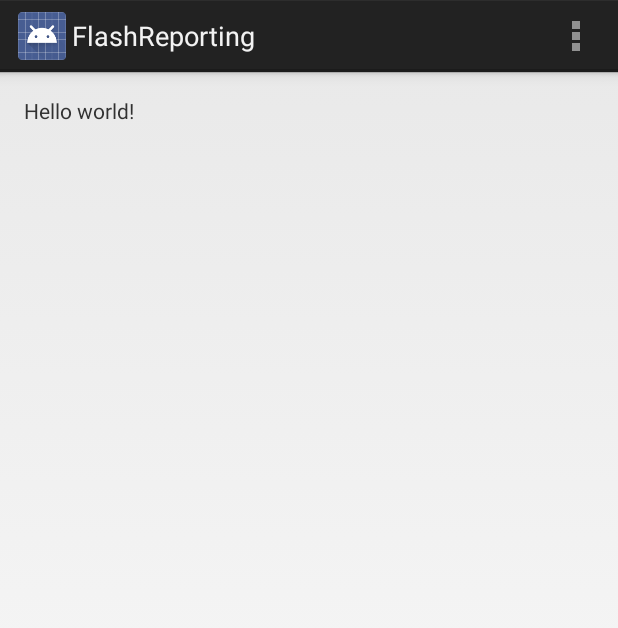
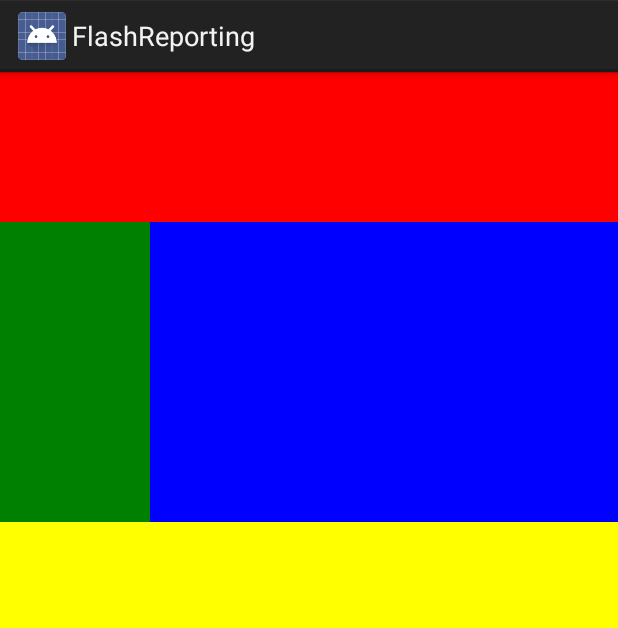
Before and after one commit to ChuckBolin/FlashReporting, an Android app: the screen it shows after launch (MainActivity), on a phone screen of 412 x 824 dp. Shown: the top 628 px of the screen. Run offline under Robolectric (Android 15) with nearby library versions, the phone set to English and light mode, and no system bars.

Commit message:
Main activity contains four fragments.

```diff
--- a/app/src/main/java/com/mush4brain/flashreporting/MainActivity.java
+++ b/app/src/main/java/com/mush4brain/flashreporting/MainActivity.java
@@ -1,36 +1,108 @@
 package com.mush4brain.flashreporting;
 
 import android.app.Activity;
+import android.app.Fragment;
+import android.app.FragmentTransaction;
+import android.content.pm.ActivityInfo;
 import android.os.Bundle;
-import android.view.Menu;
-import android.view.MenuItem;
+import android.view.LayoutInflater;
+import android.view.View;
+import android.view.ViewGroup;
 
 
 public class MainActivity extends Activity {
+  private String TAG = "MainActivity";
+  FragmentTransaction ft = null;
+  FragTop fragTop = new FragTop();
+  FragBottom fragBottom = new FragBottom();
+  FragLeft fragLeft = new FragLeft();
+  FragRight fragRight = new FragRight();
 
-    @Override
-    protected void onCreate(Bundle savedInstanceState) {
-        super.onCreate(savedInstanceState);
-        setContentView(R.layout.activity_main);
-    }
+  @Override
+  protected void onCreate(Bundle savedInstanceState) {
+    super.onCreate(savedInstanceState);
+    setContentView(R.layout.activity_main);
+
+    setRequestedOrientation(ActivityInfo.SCREEN_ORIENTATION_PORTRAIT);
 
 
-    @Override
-    public boolean onCreateOptionsMenu(Menu menu) {
-        // Inflate the menu; this adds items to the action bar if it is present.
-        getMenuInflater().inflate(R.menu.main, menu);
-        return true;
+    ft = getFragmentManager().beginTransaction();
+    ft.add(R.id.container_top, fragTop);
+    ft.add(R.id.container_left,  fragLeft);
+    ft.add(R.id.container_right, fragRight);
+    ft.add(R.id.container_bottom, fragBottom);
+    ft.commit();
+  }
+
+  //top fragment
+  public static class FragTop extends Fragment implements View.OnClickListener {
+    public FragTop() {
     }
 
     @Override
-    public boolean onOptionsItemSelected(MenuItem item) {
-        // Handle action bar item clicks here. The action bar will
-        // automatically handle clicks on the Home/Up button, so long
-        // as you specify a parent activity in AndroidManifest.xml.
-        int id = item.getItemId();
-        if (id == R.id.action_settings) {
-            return true;
-        }
-        return super.onOptionsItemSelected(item);
+    public View onCreateView(LayoutInflater inflater, ViewGroup container,
+                             Bundle savedInstanceState) {
+      View rootView = inflater
+              .inflate(R.layout.container_top, container, false);
+      return rootView;
     }
+
+    @Override
+    public void onClick(View v){
+    }
+  }
+
+  //bottom fragment
+  public static class FragBottom extends Fragment implements View.OnClickListener {
+    public FragBottom() {
+    }
+
+    @Override
+    public View onCreateView(LayoutInflater inflater, ViewGroup container,
+                             Bundle savedInstanceState) {
+      View rootView = inflater
+              .inflate(R.layout.container_bottom, container, false);
+      return rootView;
+    }
+
+    @Override
+    public void onClick(View v){
+    }
+  }
+
+  //left fragment
+  public static class FragLeft extends Fragment implements View.OnClickListener {
+    public FragLeft() {
+    }
+
+    @Override
+    public View onCreateView(LayoutInflater inflater, ViewGroup container,
+                             Bundle savedInstanceState) {
+      View rootView = inflater
+              .inflate(R.layout.container_left, container, false);
+      return rootView;
+    }
+
+    @Override
+    public void onClick(View v){
+    }
+  }
+
+  //right fragment
+  public static class FragRight extends Fragment implements View.OnClickListener {
+    public FragRight() {
+    }
+
+    @Override
+    public View onCreateView(LayoutInflater inflater, ViewGroup container,
+                             Bundle savedInstanceState) {
+      View rootView = inflater
+              .inflate(R.layout.container_right, container, false);
+      return rootView;
+    }
+
+    @Override
+    public void onClick(View v){
+    }
+  }
 }
--- a/app/src/main/res/layout/activity_main.xml
+++ b/app/src/main/res/layout/activity_main.xml
@@ -1,16 +1,42 @@
 <RelativeLayout xmlns:android="http://schemas.android.com/apk/res/android"
-    xmlns:tools="http://schemas.android.com/tools"
-    android:layout_width="match_parent"
-    android:layout_height="match_parent"
-    android:paddingLeft="@dimen/activity_horizontal_margin"
-    android:paddingRight="@dimen/activity_horizontal_margin"
-    android:paddingTop="@dimen/activity_vertical_margin"
-    android:paddingBottom="@dimen/activity_vertical_margin"
-    tools:context=".MainActivity">
+                xmlns:tools="http://schemas.android.com/tools"
+                android:layout_width="fill_parent"
+                android:layout_height="fill_parent"
+                tools:context=".MainActivity">
 
-    <TextView
-        android:text="@string/hello_world"
+    <FrameLayout
+        android:id="@+id/container_top"
+        android:layout_width="fill_parent"
+        android:layout_height="100dp"
+        android:layout_alignParentLeft="true"
+        android:layout_alignParentTop="true"
+        android:background="@color/red" >
+    </FrameLayout>
+    <FrameLayout
+        android:id="@+id/container_left"
+        android:layout_width="100dp"
+        android:layout_height="200dp"
+        android:layout_alignParentLeft="true"
+        android:layout_below="@id/container_top"
+        android:background="@color/green" >
+    </FrameLayout>
+    <FrameLayout
+        android:id="@+id/container_right"
         android:layout_width="wrap_content"
-        android:layout_height="wrap_content" />
-
+        android:layout_height="200dp"
+        android:layout_alignParentRight="true"
+        android:layout_alignRight="@id/container_left"
+        android:layout_below="@id/container_top"
+        android:layout_toEndOf="@id/container_left"
+        android:background="@color/blue" >
+    </FrameLayout>
+    <FrameLayout
+        android:id="@+id/container_bottom"
+        android:layout_width="match_parent"
+        android:layout_height="100dp"
+        android:layout_alignParentBottom="true"
+        android:layout_alignParentLeft="true"
+        android:layout_below="@+id/container_left"
+        android:background="@color/yellow" >
+    </FrameLayout>
 </RelativeLayout>
--- /dev/null
+++ b/app/src/main/res/layout/container_bottom.xml
@@ -0,0 +1,6 @@
+<?xml version="1.0" encoding="utf-8"?>
+<LinearLayout xmlns:android="http://schemas.android.com/apk/res/android"
+              android:layout_width="match_parent"
+              android:layout_height="match_parent"
+              android:orientation="vertical" >
+</LinearLayout>
--- /dev/null
+++ b/app/src/main/res/layout/container_left.xml
@@ -0,0 +1,6 @@
+<?xml version="1.0" encoding="utf-8"?>
+<LinearLayout xmlns:android="http://schemas.android.com/apk/res/android"
+              android:layout_width="match_parent"
+              android:layout_height="match_parent"
+              android:orientation="vertical" >
+</LinearLayout>
--- /dev/null
+++ b/app/src/main/res/layout/container_right.xml
@@ -0,0 +1,6 @@
+<?xml version="1.0" encoding="utf-8"?>
+<LinearLayout xmlns:android="http://schemas.android.com/apk/res/android"
+              android:layout_width="match_parent"
+              android:layout_height="match_parent"
+              android:orientation="vertical" >
+</LinearLayout>
--- /dev/null
+++ b/app/src/main/res/layout/container_top.xml
@@ -0,0 +1,6 @@
+<?xml version="1.0" encoding="utf-8"?>
+<LinearLayout xmlns:android="http://schemas.android.com/apk/res/android"
+              android:layout_width="match_parent"
+              android:layout_height="match_parent"
+              android:orientation="vertical" >
+</LinearLayout>
```
Also changed, not shown: app/src/main/res/values/colors.xml (added, +160 -0 lines).
